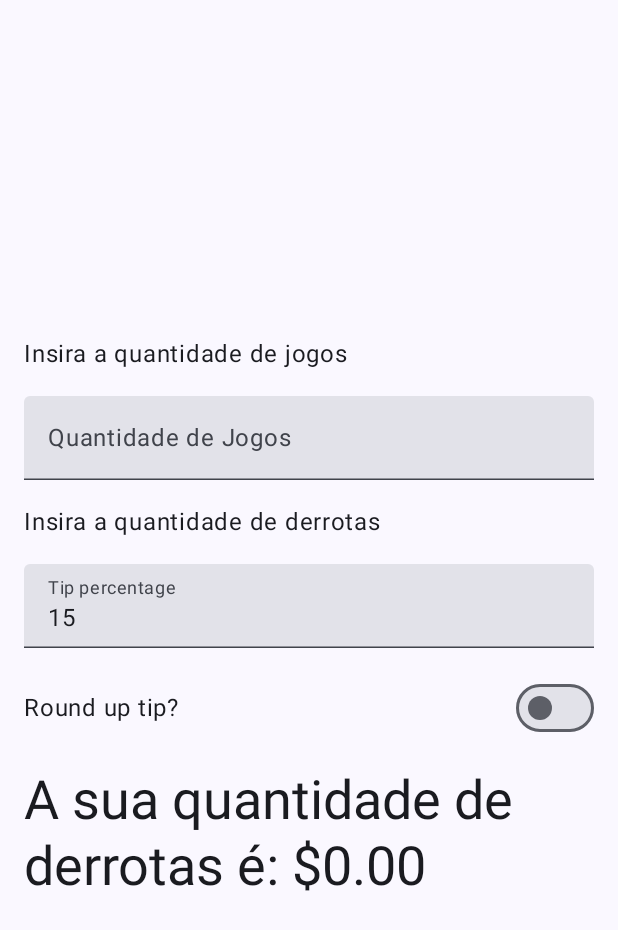
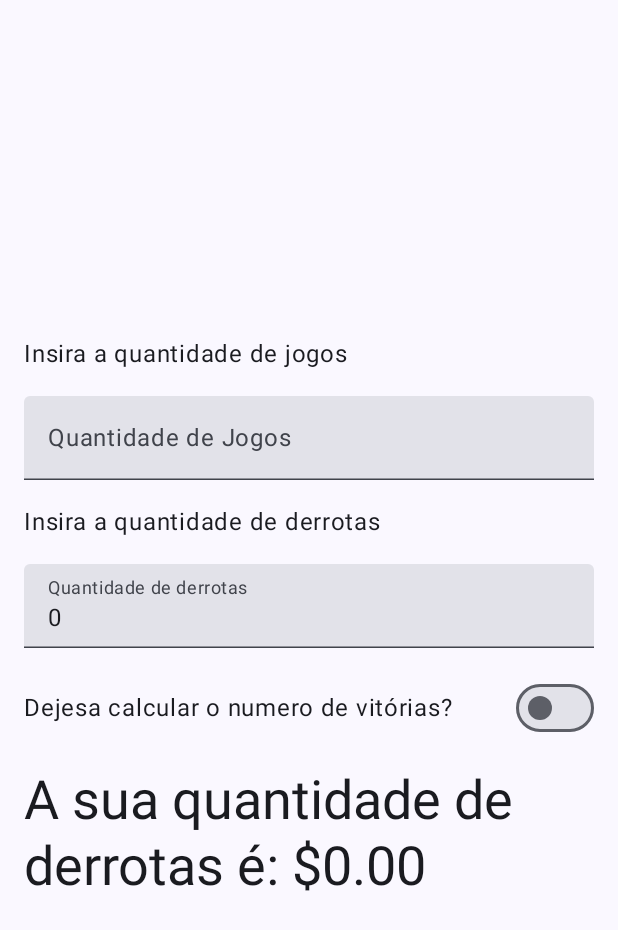
Before and after one commit to Condesso1998/CheckWin_Final, an Android app built with Jetpack Compose: the screen it shows after launch (MainActivity), on a phone screen of 412 x 824 dp. Shown: the top 930 px of the screen. Run offline under Robolectric (Android 15) with nearby library versions, the phone set to English and light mode, and no system bars.

Commit message:
adicionar o valor iniciar das derrotas a 0

```diff
--- a/app/src/main/java/pt/ipg/checkwin_final/MainActivity.kt
+++ b/app/src/main/java/pt/ipg/checkwin_final/MainActivity.kt
@@ -88,7 +88,7 @@ fun RoundUpTipRow(
         modifier = modifier
     ) {
         Text(
-            text = stringResource(R.string.round_up_tip),
+            text = stringResource(R.string.quantidadeVitorias),
             modifier = Modifier.weight(1.0F)
         )
         Switch(
@@ -105,7 +105,7 @@ fun DerrotaLayout(modifier: Modifier = Modifier) {
     }
 
     var percentagemDerrotasageInput by remember {
-        mutableStateOf("15")
+        mutableStateOf("0")
     }
 
     var roundUpTip by remember {
@@ -149,7 +149,7 @@ fun DerrotaLayout(modifier: Modifier = Modifier) {
         )
 
         EditNumberField(
-            labelText = stringResource(R.string.tip_percentage),
+            labelText = stringResource(R.string.bill_quantidadeDerrotas),
             value = percentagemDerrotasageInput,
             onValueChange = { newValue -> percentagemDerrotasageInput = newValue },
             action = ImeAction.Done,
--- a/app/src/main/res/values/strings.xml
+++ b/app/src/main/res/values/strings.xml
@@ -9,5 +9,7 @@
     <string name="bill_quantidadeJogos">Quantidade de Jogos </string>
     <string name="inserirDerrotas">Insira a quantidade de derrotas </string>
     <string name="inserirJogos">Insira a quantidade de jogos </string>
+    <string name="quantidadeVitorias" >Dejesa calcular o numero de vitórias? </string>
+    <string name="bill_quantidadeDerrotas">Quantidade de derrotas </string>
 
 </resources>
```
